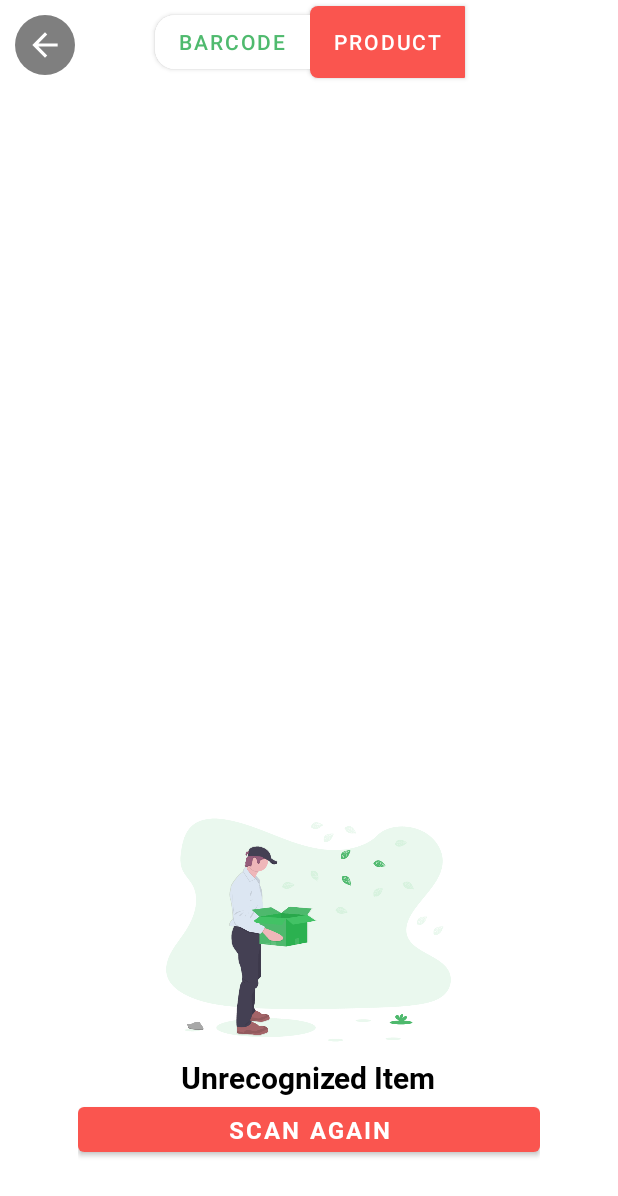
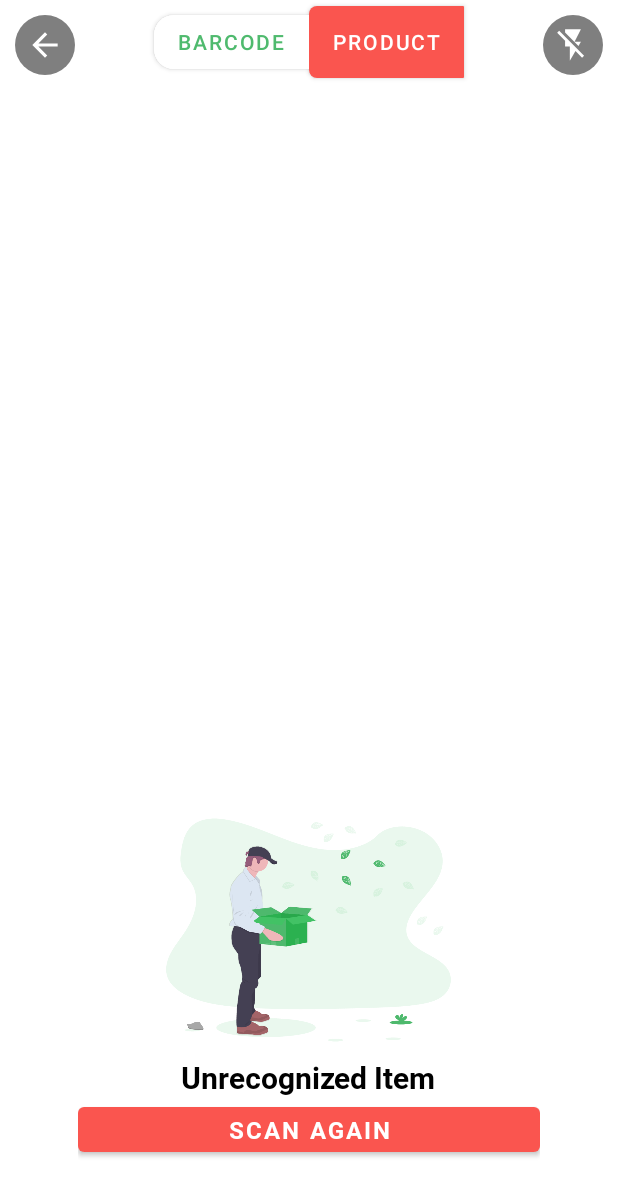
Before and after one commit to farizmpr/Fariz_skripsi, an Android app: the layout activity_scan.xml on its own in the app's theme, with its tools: preview values and no code run, on a phone screen of 412 x 824 dp. Shown: the top 1196 px of the screen. Run offline under Robolectric (Android 15) with nearby library versions, the phone set to English and light mode, and no system bars; network calls fail; Roboto replaces fonts that are not available here.

Commit message:
sfandrianah | update all

```diff
--- a/Halal_nutrition/app/src/main/res/layout/activity_list_venues.xml
+++ b/Halal_nutrition/app/src/main/res/layout/activity_list_venues.xml
@@ -13,7 +13,7 @@
         android:orientation="vertical">
 
         <LinearLayout
-            android:id="@+id/toolbar"
+            android:id="@+id/toolbar_items"
             android:layout_width="match_parent"
             android:layout_height="?attr/actionBarSize"
             android:background="@color/halal"
--- a/Halal_nutrition/app/src/main/res/layout/activity_scan.xml
+++ b/Halal_nutrition/app/src/main/res/layout/activity_scan.xml
@@ -16,6 +16,7 @@
         android:layout_toRightOf="@id/left"
         android:background="@drawable/ic_viewfinder"
         android:orientation="horizontal">
+
         <RelativeLayout
             android:id="@+id/scannerLayout"
             android:layout_width="match_parent"
@@ -25,13 +26,14 @@
             android:orientation="horizontal">
 
         </RelativeLayout>
+
         <include
             layout="@layout/layout_bottom_sheet_scan"
-                android:layout_alignParentBottom="true"
             android:layout_width="match_parent"
             android:layout_height="wrap_content"
-                tools:layout_editor_absoluteY="8dp"
-                tools:layout_editor_absoluteX="8dp" />
+            android:layout_alignParentBottom="true"
+            tools:layout_editor_absoluteX="8dp"
+            tools:layout_editor_absoluteY="8dp" />
 
         <!--            <View-->
         <!--                android:id="@+id/scannerBar"-->
@@ -41,6 +43,7 @@
 
 
     </RelativeLayout>
+
     <LinearLayout
         android:id="@+id/toolbar_items"
         android:layout_width="match_parent"
@@ -65,68 +68,45 @@
         <LinearLayout
             android:layout_width="wrap_content"
             android:layout_height="match_parent"
+            android:layout_gravity="center_horizontal"
             android:layout_weight="6"
-                android:layout_gravity="center_horizontal"
-                android:gravity="center_horizontal"
-                >
+            android:gravity="center_horizontal">
 
             <com.google.android.material.button.MaterialButton
                 android:id="@+id/tabsBarcode"
                 android:layout_width="wrap_content"
                 android:layout_height="wrap_content"
+                android:layout_gravity="center"
                 android:backgroundTint="@color/white"
-                    app:strokeColor="@color/halal"
-                    android:layout_gravity="center"
+                android:text="Barcode"
                 android:textColor="@color/halal"
                 app:cardElevation="2dp"
                 app:shapeAppearance="@style/allLeftRadiusBtn"
-                    android:text="Barcode" />
+                app:strokeColor="@color/halal" />
 
             <com.google.android.material.button.MaterialButton
                 android:id="@+id/tabsOCR"
                 android:layout_width="wrap_content"
                 android:layout_height="wrap_content"
+                android:layout_gravity="center"
                 android:background="@drawable/btn_bg_stroke"
                 android:backgroundTint="@color/halal"
-                    app:strokeColor="@color/white"
-                    android:layout_gravity="center"
+                android:text="Product"
                 app:shapeAppearance="@style/allRightRadiusBtn"
-                    android:text="Product" />
+                app:strokeColor="@color/white" />
+        </LinearLayout>
+
+        <ImageView
+            android:id="@+id/btnFlashCamera"
+            android:layout_width="40dp"
+            android:layout_height="40dp"
+            android:layout_centerVertical="true"
+            android:layout_margin="10dp"
+            android:background="@drawable/rounded_black_transparent"
+            android:padding="7dp"
+            android:src="@drawable/ic_flash_off_black_24dp"
+            android:tint="@color/white" />
     </LinearLayout>
 
 
-            <RelativeLayout
-                android:id="@+id/layFlashCamera"
-                android:layout_width="0dp"
-                android:layout_height="match_parent"
-                android:layout_weight="4"
-                android:gravity="center_vertical|center">
-
-
-
-                <ImageView
-                    android:id="@+id/btnFlashCamera"
-                    android:layout_width="wrap_content"
-                    android:layout_height="wrap_content"
-                    android:tint="@color/white"
-                    android:layout_centerVertical="true"
-                    android:background="@drawable/ic_flash_off_black_24dp" />
-                <!--                            <ImageView-->
-                <!--                                android:layout_width="20dp"-->
-                <!--                                android:layout_height="20dp"-->
-                <!--                                android:layout_centerInParent="true"-->
-                <!--                                android:src="@drawable/ic_search_black_24dp"-->
-                <!--                                android:tint="@color/white" />-->
-
-
-
-            </RelativeLayout>
-
-
-
-
-        </LinearLayout>
-
-
-
 </FrameLayout>
```
Also changed, not shown: Halal_nutrition/app/src/main/java/com/acomp/khobarapp/ui/adapter/ListFoodBaseAdapter.java (+10 -2 lines), Halal_nutrition/app/src/main/java/com/acomp/khobarapp/ui/items/ScanItemsDetailFragment.java (+5 -3 lines), Halal_nutrition/app/src/main/java/com/acomp/khobarapp/ui/items/ScanOCRItemsDetailFragment.java (+5 -4 lines), Halal_nutrition/app/src/main/res/layout/activity_scan_ocr.xml (+10 -26 lines). Lines whose indentation alone changed are shown as unchanged.
